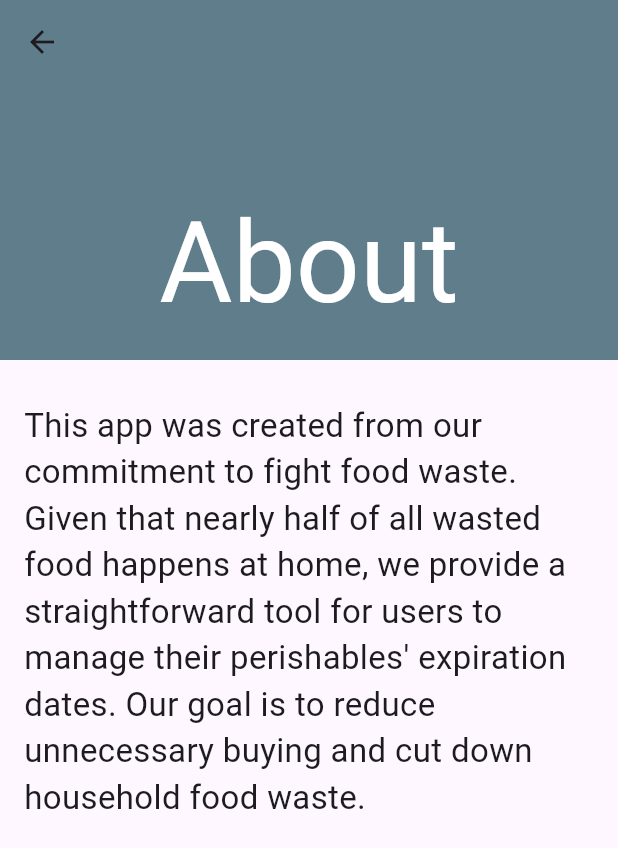
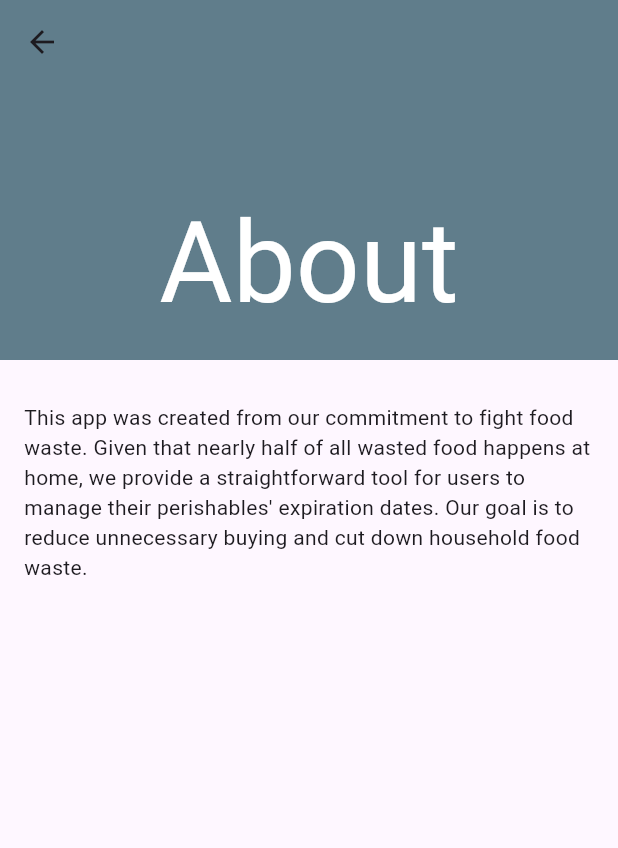
Before and after one commit to ForgerWise/FoodList, a Flutter app: the SettingPage screen opened by its route, after a tap on "About App", on a phone screen of 412 x 824 dp. Shown: the top 848 px of the screen. Run offline on Flutter 3.47's test engine with Material 3 defaults, Android fonts, the phone set to English and light mode, and no system bars; our stand-ins replace flutter_slidable, flutter_staggered_animations, hive_flutter, shared_preferences; accounts and stored records are empty; generated files the repository leaves out were written again.

Commit message:
Modified android version and settings
- Modified android sdk version to 34
- Delete author, special thanks page

```diff
--- a/lib/main.dart
+++ b/lib/main.dart
@@ -5,8 +5,6 @@ import 'package:flutter_localizations/flutter_localizations.dart';
 import 'package:hive_flutter/hive_flutter.dart';
 import 'package:refrigerator_manage/l10n/l10n.dart';
 import 'package:flutter_gen/gen_l10n/app_localizations.dart';
-import 'package:refrigerator_manage/setting/author.dart';
-import 'package:refrigerator_manage/setting/special_thanks.dart';
 import 'package:shared_preferences/shared_preferences.dart';
 
 import 'page/add_page.dart';
@@ -49,8 +47,6 @@ class MyApp extends StatelessWidget {
         '/language': (context) => const LanguagePage(),
         '/policy': (context) => const PolicyPage(),
         '/about': (context) => const AboutPage(),
-        '/author': (context) => AuthorPage(),
-        '/special_thanks': (context) => SpecialThanksPage(),
       },
       locale: locale,
       supportedLocales: L10n.all,
--- a/lib/page/setting_page.dart
+++ b/lib/page/setting_page.dart
@@ -1,6 +1,4 @@
 import 'package:flutter/material.dart';
-import 'package:refrigerator_manage/setting/author.dart';
-import 'package:refrigerator_manage/setting/special_thanks.dart';
 
 import '../setting/language.dart';
 import '../setting/policy.dart';
@@ -114,50 +112,6 @@ class _SettingPageState extends State<SettingPage> {
                   )
                 },
               ),
-              const Divider(
-                color: Colors.black54,
-              ),
-              ListTile(
-                leading: const Icon(
-                  Icons.person,
-                  color: Colors.black,
-                  size: 24,
-                ),
-                title: const Text(
-                  'Developer Info',
-                  style: TextStyle(
-                    color: Colors.black,
-                    fontSize: 24,
-                  ),
-                ),
-                onTap: () => {
-                  Navigator.push(
-                    context,
-                    MaterialPageRoute(
-                      builder: (context) => AuthorPage(),
-                    ),
-                  )
-                color: Colors.black54,
-                },
-                ),
-              ListTile(
-                leading: const Icon(
-                  Icons.favorite,
-                  color: Colors.black,
-                  size: 24,
-                  style: TextStyle(
-                    fontSize: 24,
-                  ),
-                ),
-                onTap: () => {
-                  Navigator.push(
-                    context,
-                    MaterialPageRoute(
-                      builder: (context) => SpecialThanksPage(),
-                    ),
-                  )
-                },
-              )
             ],
           ),
         ),
--- a/lib/setting/about.dart
+++ b/lib/setting/about.dart
@@ -32,13 +32,13 @@ class _AboutState extends State<AboutPage> {
         ],
         body: Container(
           padding: const EdgeInsets.all(16),
-          child:  SingleChildScrollView(
+          child: SingleChildScrollView(
             child: Column(
               children: <Widget>[
                 SizedBox(height: 12),
                 Text(
                   "This app was created from our commitment to fight food waste. Given that nearly half of all wasted food happens at home, we provide a straightforward tool for users to manage their perishables' expiration dates. Our goal is to reduce unnecessary buying and cut down household food waste.",
-                  style: TextStyle(fontSize: 22, fontWeight: FontWeight.normal),
+                  style: TextStyle(fontSize: 14, fontWeight: FontWeight.normal),
                 ),
               ],
             ),
--- a/pubspec.yaml
+++ b/pubspec.yaml
@@ -33,7 +33,7 @@ dependencies:
   hive: ^2.2.3
   hive_flutter: ^1.1.0
   flutter_staggered_animations: ^1.1.1
-  intl: ^0.18.1
+  intl: 0.19.0
   flutter_localizations:
     sdk: flutter
   shared_preferences: ^2.2.0
@@ -41,7 +41,7 @@ dependencies:
   # The following adds the Cupertino Icons font to your application.
   # Use with the CupertinoIcons class for iOS style icons.
   cupertino_icons: ^1.0.2
-  flutter_slidable: ^1.3.0
+  flutter_slidable: ^3.0.0
 
 dev_dependencies:
   flutter_test:
```
Also changed, not shown: lib/page/add_page.dart (+7 -2 lines), lib/setting/author.dart (deleted, +0 -73 lines), lib/setting/special_thanks.dart (deleted, +0 -56 lines), assets/images/author.jpg (deleted), pubspec.lock, 5 other files.
